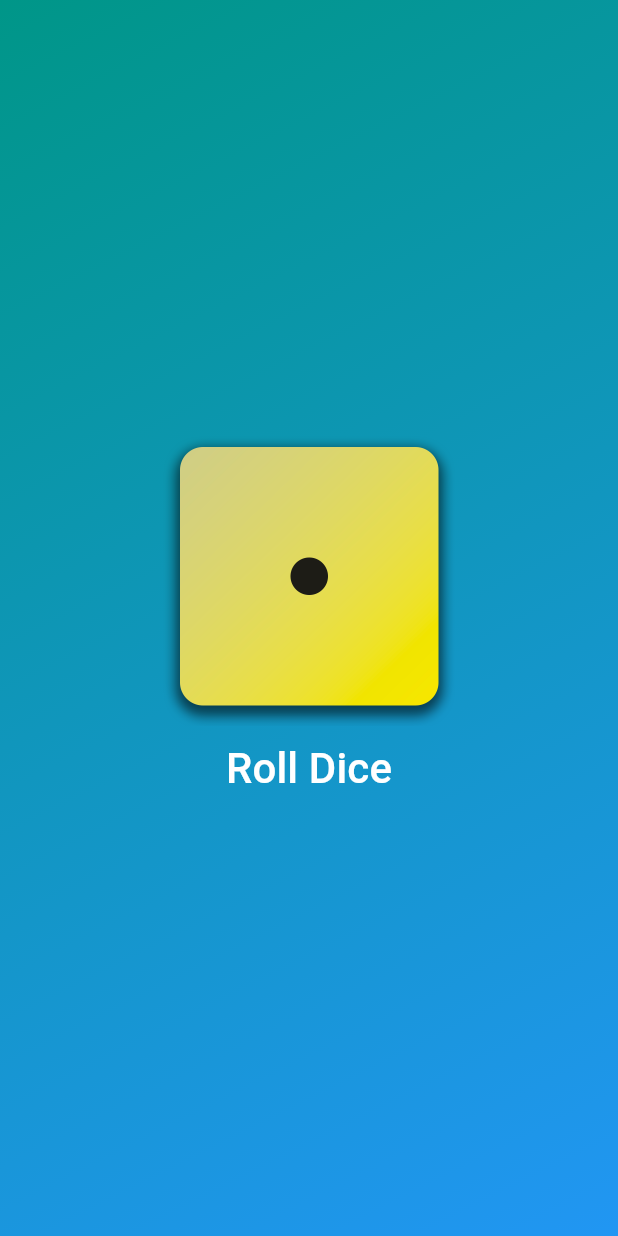
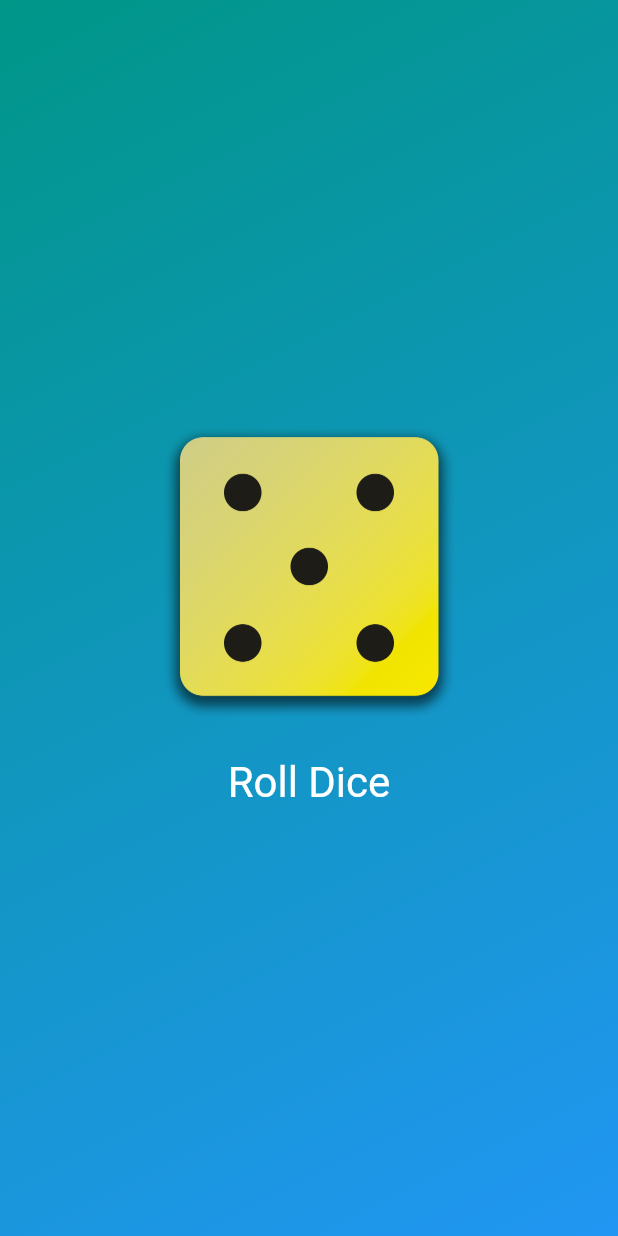
Before and after one commit to graveto/first_app, a Flutter app: the screen it shows after launch, after a tap on "Roll Dice", on a phone screen of 412 x 824 dp. Run offline on Flutter 3.47's test engine with Material 3 defaults, Android fonts, the phone set to English and light mode, and no system bars.

Commit message:
Added randomizer for the dice

```diff
--- /dev/null
+++ b/lib/dice_roller.dart
@@ -0,0 +1,47 @@
+import 'package:flutter/material.dart';
+import 'dart:math';
+
+final randomizer = Random();
+
+class DiceRoller extends StatefulWidget {
+  const DiceRoller({super.key});
+
+  @override
+  State<DiceRoller> createState() {
+    return _DiceRollerState();
+  }
+}
+
+class _DiceRollerState extends State<DiceRoller> {
+  var currentDiceRoll = 2;
+
+  void rollDice() {
+    setState(() {
+      currentDiceRoll = randomizer.nextInt(6) + 1;
+    });
+  }
+
+  @override
+  Widget build(BuildContext context) {
+    return Column(
+      mainAxisSize: MainAxisSize.min,
+      children: [
+        Image.asset(
+          'assets/images/dice-$currentDiceRoll.png',
+          width: 200,
+        ),
+        const SizedBox(
+          height: 20,
+        ),
+        TextButton(
+          onPressed: rollDice,
+          style: TextButton.styleFrom(
+            foregroundColor: Colors.white,
+            textStyle: const TextStyle(fontSize: 28),
+          ),
+          child: const Text('Roll Dice'),
+        ),
+      ],
+    );
+  }
+}
--- a/lib/gradient_container.dart
+++ b/lib/gradient_container.dart
@@ -1,5 +1,6 @@
-import 'package:first_app/styled_text.dart';
 import 'package:flutter/material.dart';
+
+import 'package:first_app/dice_roller.dart';
 
 class GradientContainer extends StatelessWidget {
   const GradientContainer(
@@ -9,10 +10,6 @@ class GradientContainer extends StatelessWidget {
     this.endAlignment, {
     super.key,
   });
-
-  void rollDice() {
-    print('Rolling the dice...');
-  }
 
   final Color startColor;
   final Color endColor;
@@ -32,20 +29,8 @@ class GradientContainer extends StatelessWidget {
           end: endAlignment,
         ),
       ),
-      child: Center(
-        child: Column(
-          mainAxisSize: MainAxisSize.min,
-          children: [
-            Image.asset(
-              'assets/images/dice-1.png',
-              width: 200,
-            ),
-            TextButton(
-              onPressed: rollDice,
-              child: const StyledText('Roll Dice'),
-            ),
-          ],
-        ),
+      child: const Center(
+        child: DiceRoller(),
       ),
     );
   }
```
